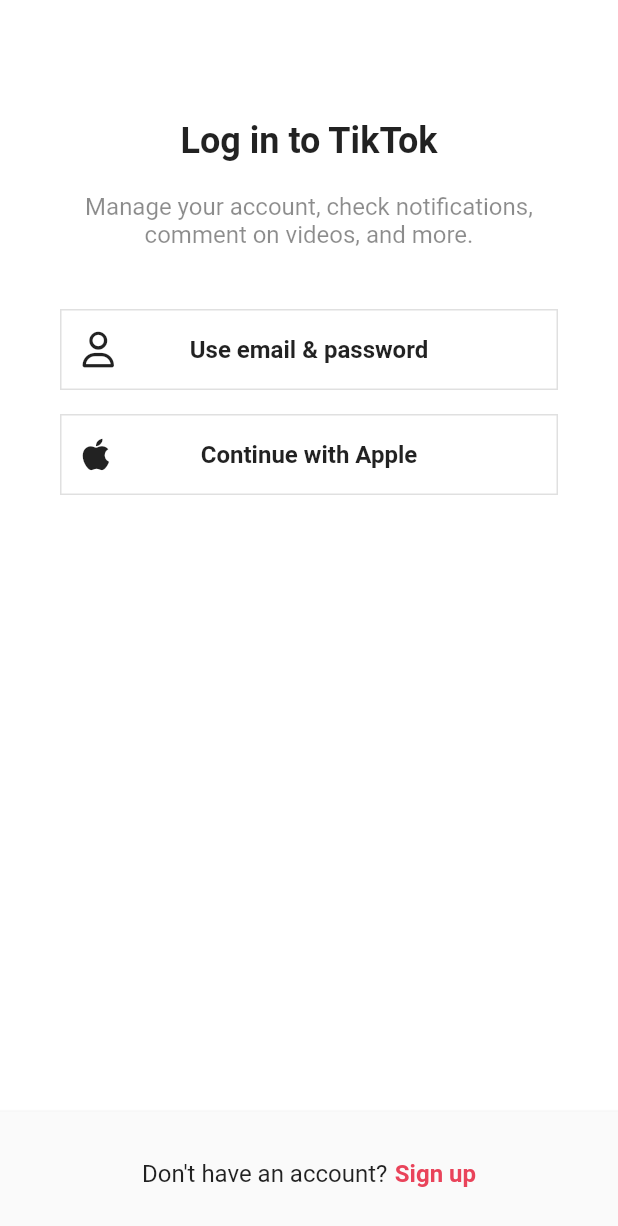
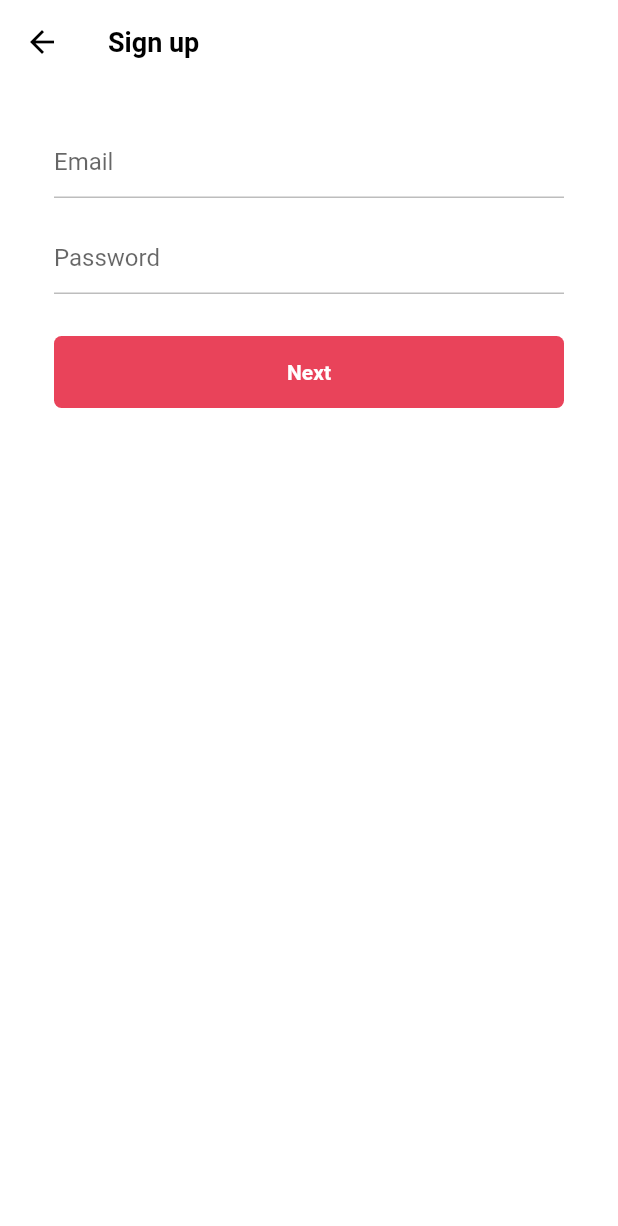
Before and after one commit to MRGRAVITY817/tiktok-clone, a Flutter app: the LoginScreen screen opened directly, after a tap on "Use email & password", on a phone screen of 412 x 824 dp. Shown: the top 1226 px of the screen. Run offline on Flutter 3.47's test engine with Material 2 defaults, Android fonts, the phone set to English and light mode, and no system bars; our stand-ins replace font_awesome_flutter.

Commit message:
feat: add login from screen

```diff
--- /dev/null
+++ b/lib/features/authentication/login_form_screen.dart
@@ -0,0 +1,104 @@
+import 'package:flutter/material.dart';
+import 'package:ticktok_clone/constants/gaps.dart';
+import 'package:ticktok_clone/constants/sizes.dart';
+import 'package:ticktok_clone/features/authentication/widgets/form_button.dart';
+
+class LoginFormScreen extends StatefulWidget {
+  const LoginFormScreen({super.key});
+
+  @override
+  State<LoginFormScreen> createState() => _LoginFormScreenState();
+}
+
+class _LoginFormScreenState extends State<LoginFormScreen> {
+  @override
+  Widget build(BuildContext context) {
+    final GlobalKey<FormState> _formKey = GlobalKey<FormState>();
+
+    Map<String, String> formData = {};
+
+    void _onSubmitTap() {
+      if (_formKey.currentState != null) {
+        if (_formKey.currentState!.validate()) {
+          _formKey.currentState!.save();
+        }
+      }
+    }
+
+    return Scaffold(
+      appBar: AppBar(
+        title: const Text("Sign up"),
+      ),
+      body: Padding(
+        padding: const EdgeInsets.symmetric(
+          horizontal: Sizes.size36,
+        ),
+        child: Form(
+            key: _formKey,
+            child: Column(
+              children: [
+                Gaps.v28,
+                TextFormField(
+                  decoration: InputDecoration(
+                    hintText: 'Email',
+                    enabledBorder: UnderlineInputBorder(
+                      borderSide: BorderSide(
+                        color: Colors.grey.shade400,
+                      ),
+                    ),
+                    focusedBorder: UnderlineInputBorder(
+                      borderSide: BorderSide(
+                        color: Colors.grey.shade400,
+                      ),
+                    ),
+                  ),
+                  validator: (value) {
+                    if (value != null && value.isEmpty) {
+                      return "Please write your email";
+                    }
+                    return null;
+                  },
+                  onSaved: (newValue) {
+                    if (newValue != null) {
+                      formData['email'] = newValue;
+                    }
+                  },
+                ),
+                Gaps.v16,
+                TextFormField(
+                  decoration: InputDecoration(
+                    hintText: 'Password',
+                    enabledBorder: UnderlineInputBorder(
+                      borderSide: BorderSide(
+                        color: Colors.grey.shade400,
+                      ),
+                    ),
+                    focusedBorder: UnderlineInputBorder(
+                      borderSide: BorderSide(
+                        color: Colors.grey.shade400,
+                      ),
+                    ),
+                  ),
+                  validator: (value) {
+                    if (value != null && value.isEmpty) {
+                      return "Please write your password";
+                    }
+                    return null;
+                  },
+                  onSaved: (newValue) {
+                    if (newValue != null) {
+                      formData['password'] = newValue;
+                    }
+                  },
+                ),
+                Gaps.v28,
+                GestureDetector(
+                  onTap: _onSubmitTap,
+                  child: const FormButton(disabled: false),
+                ),
+              ],
+            )),
+      ),
+    );
+  }
+}
--- a/lib/features/authentication/login_screen.dart
+++ b/lib/features/authentication/login_screen.dart
@@ -2,6 +2,7 @@ import 'package:flutter/material.dart';
 import 'package:font_awesome_flutter/font_awesome_flutter.dart';
 import 'package:ticktok_clone/constants/gaps.dart';
 import 'package:ticktok_clone/constants/sizes.dart';
+import 'package:ticktok_clone/features/authentication/login_form_screen.dart';
 import 'package:ticktok_clone/features/authentication/widgets/auth_button.dart';
 
 class LoginScreen extends StatelessWidget {
@@ -13,53 +14,86 @@ class LoginScreen extends StatelessWidget {
     Navigator.of(context).pop();
   }
 
+  void _onEmailLoginTap(BuildContext context) {
+    Navigator.of(context).push(
+      MaterialPageRoute(
+        builder: (context) => const LoginFormScreen(),
+      ),
+    );
+  }
+
   @override
   Widget build(BuildContext context) {
     return Scaffold(
       body: SafeArea(
           child: Padding(
-              padding: const EdgeInsets.symmetric(horizontal: Sizes.size40),
+              padding: const EdgeInsets.symmetric(
+                horizontal: Sizes.size40,
+              ),
               child: Column(
-                children: const [
+                children: [
                   Gaps.v80,
-                  Text("Log in to TikTok",
+                  const Text(
+                    "Log in to TikTok",
                     style: TextStyle(
-                          fontSize: Sizes.size24, fontWeight: FontWeight.w700)),
+                      fontSize: Sizes.size24,
+                      fontWeight: FontWeight.w700,
+                    ),
+                  ),
                   Gaps.v20,
-                  Text(
+                  const Text(
                     "Manage your account, check notifications, comment on videos, and more.",
                     style: TextStyle(
-                        fontSize: Sizes.size16, color: Colors.black45),
+                      fontSize: Sizes.size16,
+                      color: Colors.black45,
+                    ),
                     textAlign: TextAlign.center,
                   ),
                   Gaps.v40,
                   AuthButton(
+                    onTap: () => _onEmailLoginTap(context),
                     text: "Use email & password",
-                      icon: FaIcon(FontAwesomeIcons.user)),
+                    icon: const FaIcon(
+                      FontAwesomeIcons.user,
+                    ),
+                  ),
                   Gaps.v16,
-                  AuthButton(
+                  const AuthButton(
                     text: "Continue with Apple",
-                      icon: FaIcon(FontAwesomeIcons.apple)),
+                    icon: FaIcon(
+                      FontAwesomeIcons.apple,
+                    ),
+                  ),
                 ],
               ))),
       bottomNavigationBar: BottomAppBar(
           color: Colors.grey.shade50,
           elevation: 2,
           child: Padding(
-              padding: const EdgeInsets.symmetric(vertical: Sizes.size32),
+              padding: const EdgeInsets.symmetric(
+                vertical: Sizes.size32,
+              ),
               child: Row(
                 mainAxisAlignment: MainAxisAlignment.center,
                 children: [
-                  const Text("Don't have an account?",
-                      style: TextStyle(fontSize: Sizes.size16)),
+                  const Text(
+                    "Don't have an account?",
+                    style: TextStyle(
+                      fontSize: Sizes.size16,
+                    ),
+                  ),
                   Gaps.h5,
                   GestureDetector(
                     onTap: () => _onSignUpTap(context),
-                      child: Text("Sign up",
+                    child: Text(
+                      "Sign up",
                       style: TextStyle(
                         fontSize: Sizes.size16,
                         fontWeight: FontWeight.w600,
-                              color: Theme.of(context).primaryColor)))
+                        color: Theme.of(context).primaryColor,
+                      ),
+                    ),
+                  )
                 ],
               ))),
     );
```
Lines whose indentation alone changed are shown as unchanged.
